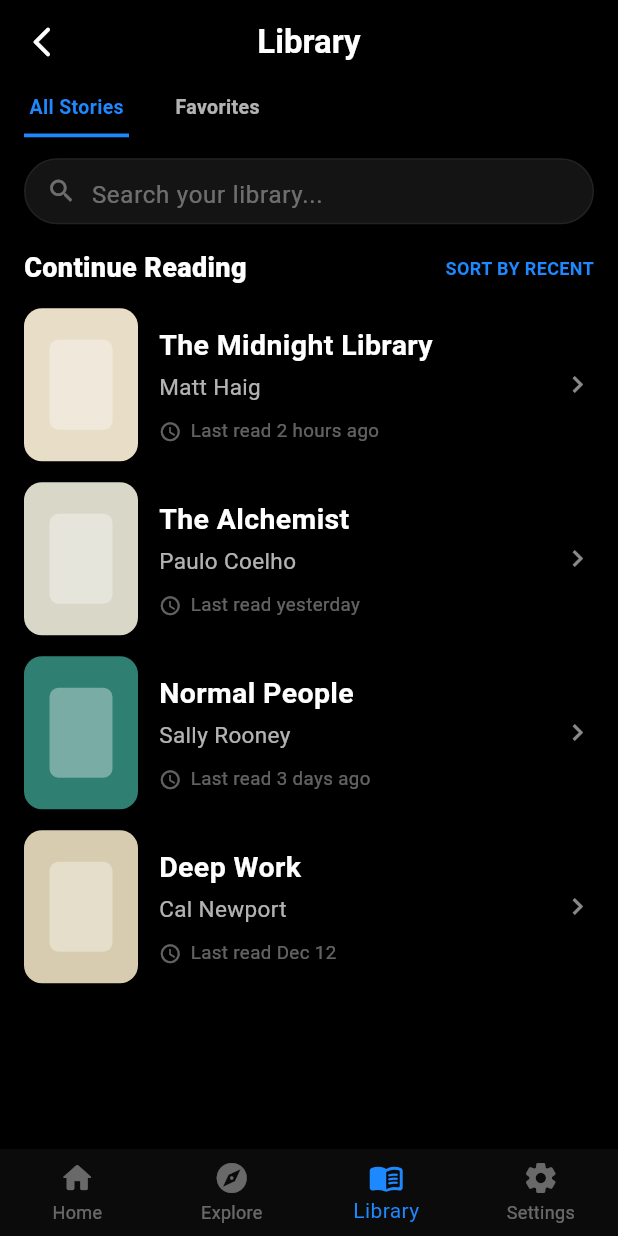
After one commit to Pakhrin007/Storyo, a Flutter app: the LibraryScreen screen opened by its route, on a phone screen of 412 x 824 dp. The commit adds this screen. Run offline on Flutter 3.47's test engine with Material 3 defaults, Android fonts, the phone set to English and light mode, and no system bars; our stand-ins replace cloud_firestore, file_picker, firebase_auth, firebase_core, google_sign_in, image_picker and 1 more; missing offline and left inert: syncfusion_flutter_pdfviewer; accounts and stored records are empty.

Commit message:
Add library screen UI and bottom navigation route integration

```diff
--- a/lib/core/routes.dart
+++ b/lib/core/routes.dart
@@ -12,6 +12,7 @@ class MyRoutes{
   static String explorePage="/ExplorePage";
   static const profilePage = "/ProfilePage";
   static const createStoryPage = "/CreateStoryPage";
+  static const libraryPage = "/LibraryPage";
 
   static const settingsScreen = "/SettingsScreen";
 }
--- a/lib/main.dart
+++ b/lib/main.dart
@@ -12,6 +12,7 @@ import 'package:storyo/screens/on_boarding_screen/splash_screen.dart';
 import 'package:storyo/screens/profile/profile_screen.dart';
 import 'package:storyo/screens/settings/settings_screen.dart';
 import 'package:storyo/screens/story/create_story_screen.dart';
+import 'package:storyo/screens/library/library_screen.dart';
 
 Future<void> main() async {
   WidgetsFlutterBinding.ensureInitialized();
@@ -39,6 +40,7 @@ class MyApp extends StatelessWidget {
             Onboardingscreensuccess(),
         MyRoutes.settingsScreen: (context) => SettingsScreen(),
         MyRoutes.explorePage: (context) => ExploreScreen(),
+        MyRoutes.libraryPage: (context) => const LibraryScreen(),
         MyRoutes.profilePage: (context) => const ProfileScreen(),
         MyRoutes.createStoryPage: (context) => const CreateStoryScreen(),
       },
--- a/lib/screens/dashBoard/home/homePage.dart
+++ b/lib/screens/dashBoard/home/homePage.dart
@@ -152,14 +152,21 @@ class _HomepageState extends State<Homepage> {
       bottomNavigationBar: BottomNav(
         index: _tabIndex,
         onChanged: (i) {
+          if (i == 1) {
+            Navigator.pushNamed(context, MyRoutes.explorePage);
+            return;
+          }
+
+          if (i == 2) {
+            Navigator.pushNamed(context, MyRoutes.libraryPage);
+            return;
+          }
+
           if (i == 3) {
             Navigator.pushNamed(context, MyRoutes.profilePage);
             return;
           }
-          if (i == 1) {
-            Navigator.pushNamed(context, MyRoutes.explorePage);
-            return;
-          }
+
           setState(() => _tabIndex = i);
         },
       ),
--- /dev/null
+++ b/lib/screens/library/library_screen.dart
@@ -0,0 +1,378 @@
+import 'package:flutter/material.dart';
+import 'package:storyo/core/routes.dart';
+
+class LibraryScreen extends StatefulWidget {
+  const LibraryScreen({super.key});
+
+  @override
+  State<LibraryScreen> createState() => _LibraryScreenState();
+}
+
+class _LibraryScreenState extends State<LibraryScreen> {
+  int _selectedTab = 0;
+
+  final List<Map<String, String>> allStories = const [
+    {
+      "title": "The Midnight Library",
+      "author": "Matt Haig",
+      "time": "Last read 2 hours ago",
+    },
+    {
+      "title": "The Alchemist",
+      "author": "Paulo Coelho",
+      "time": "Last read yesterday",
+    },
+    {
+      "title": "Normal People",
+      "author": "Sally Rooney",
+      "time": "Last read 3 days ago",
+    },
+    {
+      "title": "Deep Work",
+      "author": "Cal Newport",
+      "time": "Last read Dec 12",
+    },
+  ];
+
+  final List<Map<String, String>> favoriteStories = const [
+    {
+      "title": "The Silent Patient",
+      "author": "Alex Michaelides",
+      "time": "Added to favorites",
+    },
+    {
+      "title": "Atomic Habits",
+      "author": "James Clear",
+      "time": "Added to favorites",
+    },
+  ];
+
+  @override
+  Widget build(BuildContext context) {
+    final currentList = _selectedTab == 0 ? allStories : favoriteStories;
+
+    return Scaffold(
+      backgroundColor: Colors.black,
+      appBar: AppBar(
+        backgroundColor: Colors.transparent,
+        elevation: 0,
+        leading: IconButton(
+          icon: const Icon(
+            Icons.arrow_back_ios_new_rounded,
+            color: Colors.white,
+          ),
+          onPressed: () => Navigator.of(context).maybePop(),
+        ),
+        centerTitle: true,
+        title: const Text(
+          'Library',
+          style: TextStyle(
+            color: Colors.white,
+            fontWeight: FontWeight.w600,
+          ),
+        ),
+      ),
+      body: SafeArea(
+        child: Column(
+          children: [
+            const SizedBox(height: 6),
+
+            Padding(
+              padding: const EdgeInsets.symmetric(horizontal: 16),
+              child: Row(
+                children: [
+                  _TopTabButton(
+                    title: "All Stories",
+                    selected: _selectedTab == 0,
+                    onTap: () => setState(() => _selectedTab = 0),
+                  ),
+                  const SizedBox(width: 24),
+                  _TopTabButton(
+                    title: "Favorites",
+                    selected: _selectedTab == 1,
+                    onTap: () => setState(() => _selectedTab = 1),
+                  ),
+                ],
+              ),
+            ),
+
+            const SizedBox(height: 14),
+
+            Padding(
+              padding: const EdgeInsets.symmetric(horizontal: 16),
+              child: Container(
+                height: 44,
+                decoration: BoxDecoration(
+                  color: const Color(0xFF141414),
+                  borderRadius: BorderRadius.circular(24),
+                  border: Border.all(color: Colors.white.withOpacity(0.06)),
+                ),
+                child: const Row(
+                  children: [
+                    SizedBox(width: 14),
+                    Icon(Icons.search, color: Colors.white38, size: 20),
+                    SizedBox(width: 10),
+                    Expanded(
+                      child: TextField(
+                        style: TextStyle(color: Colors.white),
+                        decoration: InputDecoration(
+                          border: InputBorder.none,
+                          hintText: "Search your library...",
+                          hintStyle: TextStyle(color: Colors.white38),
+                        ),
+                      ),
+                    ),
+                    SizedBox(width: 10),
+                  ],
+                ),
+              ),
+            ),
+
+            const SizedBox(height: 16),
+
+            Padding(
+              padding: const EdgeInsets.symmetric(horizontal: 16),
+              child: Row(
+                children: [
+                  Text(
+                    _selectedTab == 0 ? "Continue Reading" : "Favorites",
+                    style: const TextStyle(
+                      color: Colors.white,
+                      fontSize: 18,
+                      fontWeight: FontWeight.w800,
+                    ),
+                  ),
+                  const Spacer(),
+                  Text(
+                    _selectedTab == 0 ? "SORT BY RECENT" : "SORT BY NAME",
+                    style: const TextStyle(
+                      color: Color(0xFF1E88FF),
+                      fontSize: 12,
+                      fontWeight: FontWeight.w700,
+                    ),
+                  ),
+                ],
+              ),
+            ),
+
+            const SizedBox(height: 14),
+
+            Expanded(
+              child: ListView.separated(
+                padding: const EdgeInsets.fromLTRB(16, 0, 16, 16),
+                itemCount: currentList.length,
+                separatorBuilder: (_, __) => const SizedBox(height: 14),
+                itemBuilder: (context, index) {
+                  final item = currentList[index];
+                  return _LibraryBookTile(
+                    title: item["title"] ?? "",
+                    author: item["author"] ?? "",
+                    timeText: item["time"] ?? "",
+                    colorIndex: index,
+                  );
+                },
+              ),
+            ),
+          ],
+        ),
+      ),
+      bottomNavigationBar: _LibraryBottomNav(
+        currentIndex: 2,
+        onTap: (index) {
+          if (index == 0) {
+            Navigator.pushReplacementNamed(context, MyRoutes.homePage);
+          } else if (index == 1) {
+            Navigator.pushReplacementNamed(context, MyRoutes.explorePage);
+          } else if (index == 2) {
+            // already here
+          } else if (index == 3) {
+            Navigator.pushNamed(context, MyRoutes.settingsScreen);
+          }
+        },
+      ),
+    );
+  }
+}
+
+class _TopTabButton extends StatelessWidget {
+  final String title;
+  final bool selected;
+  final VoidCallback onTap;
+
+  const _TopTabButton({
+    required this.title,
+    required this.selected,
+    required this.onTap,
+  });
+
+  @override
+  Widget build(BuildContext context) {
+    return GestureDetector(
+      onTap: onTap,
+      child: Column(
+        children: [
+          Text(
+            title,
+            style: TextStyle(
+              color: selected ? const Color(0xFF1E88FF) : Colors.white70,
+              fontSize: 13,
+              fontWeight: FontWeight.w700,
+            ),
+          ),
+          const SizedBox(height: 8),
+          Container(
+            height: 2.5,
+            width: 70,
+            color: selected ? const Color(0xFF1E88FF) : Colors.transparent,
+          ),
+        ],
+      ),
+    );
+  }
+}
+
+class _LibraryBookTile extends StatelessWidget {
+  final String title;
+  final String author;
+  final String timeText;
+  final int colorIndex;
+
+  const _LibraryBookTile({
+    required this.title,
+    required this.author,
+    required this.timeText,
+    required this.colorIndex,
+  });
+
+  Color _coverColor() {
+    const colors = [
+      Color(0xFFE8DDC7),
+      Color(0xFFD9D7C8),
+      Color(0xFF2F7F73),
+      Color(0xFFD7CCAF),
+    ];
+    return colors[colorIndex % colors.length];
+  }
+
+  @override
+  Widget build(BuildContext context) {
+    return Row(
+      children: [
+        Container(
+          width: 76,
+          height: 102,
+          decoration: BoxDecoration(
+            color: _coverColor(),
+            borderRadius: BorderRadius.circular(12),
+            boxShadow: [
+              BoxShadow(
+                color: Colors.black.withOpacity(0.35),
+                blurRadius: 8,
+                offset: const Offset(0, 4),
+              ),
+            ],
+          ),
+          child: Center(
+            child: Container(
+              width: 42,
+              height: 60,
+              decoration: BoxDecoration(
+                color: Colors.white.withOpacity(0.35),
+                borderRadius: BorderRadius.circular(6),
+              ),
+            ),
+          ),
+        ),
+        const SizedBox(width: 14),
+        Expanded(
+          child: Column(
+            crossAxisAlignment: CrossAxisAlignment.start,
+            mainAxisAlignment: MainAxisAlignment.center,
+            children: [
+              Text(
+                title,
+                style: const TextStyle(
+                  color: Colors.white,
+                  fontSize: 19,
+                  fontWeight: FontWeight.w700,
+                ),
+              ),
+              const SizedBox(height: 4),
+              Text(
+                author,
+                style: const TextStyle(
+                  color: Colors.white70,
+                  fontSize: 15,
+                ),
+              ),
+              const SizedBox(height: 10),
+              Row(
+                children: [
+                  const Icon(
+                    Icons.watch_later_outlined,
+                    color: Colors.white38,
+                    size: 15,
+                  ),
+                  const SizedBox(width: 6),
+                  Text(
+                    timeText,
+                    style: const TextStyle(
+                      color: Colors.white38,
+                      fontSize: 12.5,
+                    ),
+                  ),
+                ],
+              ),
+            ],
+          ),
+        ),
+        const SizedBox(width: 8),
+        const Icon(
+          Icons.chevron_right,
+          color: Colors.white54,
+          size: 22,
+        ),
+      ],
+    );
+  }
+}
+
+class _LibraryBottomNav extends StatelessWidget {
+  final int currentIndex;
+  final ValueChanged<int> onTap;
+
+  const _LibraryBottomNav({
+    required this.currentIndex,
+    required this.onTap,
+  });
+
+  @override
+  Widget build(BuildContext context) {
+    return BottomNavigationBar(
+      currentIndex: currentIndex,
+      onTap: onTap,
+      type: BottomNavigationBarType.fixed,
+      backgroundColor: const Color(0xFF0B0B0B),
+      selectedItemColor: const Color(0xFF1E88FF),
+      unselectedItemColor: Colors.white38,
+      items: const [
+        BottomNavigationBarItem(
+          icon: Icon(Icons.home_rounded),
+          label: "Home",
+        ),
+        BottomNavigationBarItem(
+          icon: Icon(Icons.explore_rounded),
+          label: "Explore",
+        ),
+        BottomNavigationBarItem(
+          icon: Icon(Icons.menu_book_rounded),
+          label: "Library",
+        ),
+        BottomNavigationBarItem(
+          icon: Icon(Icons.settings_rounded),
+          label: "Settings",
+        ),
+      ],
+    );
+  }
+}
```
